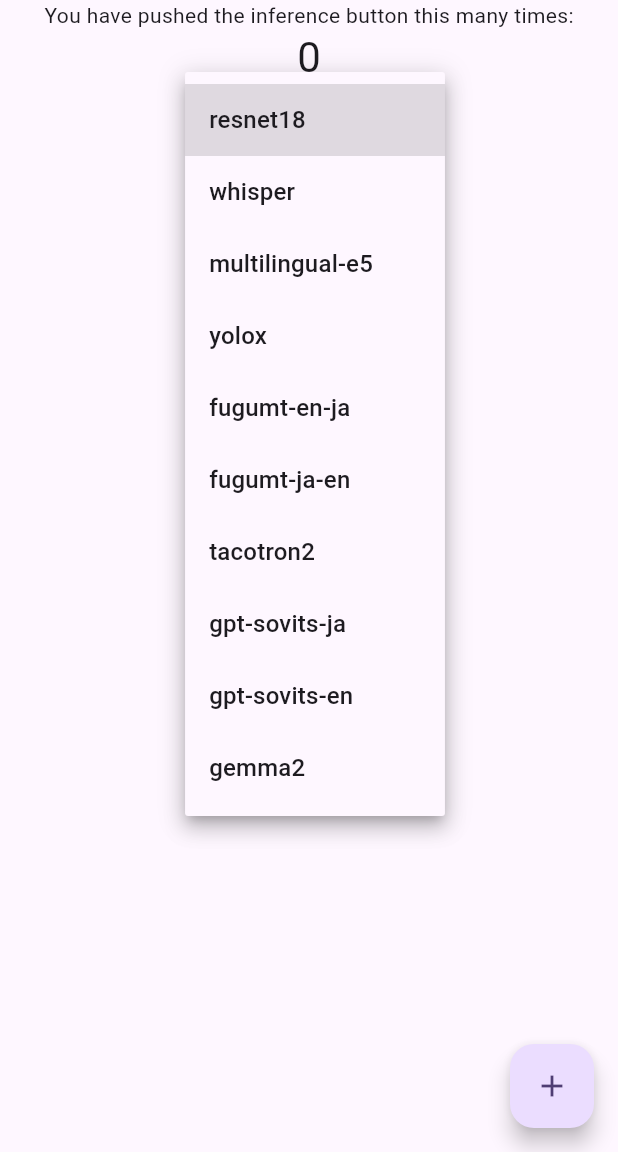
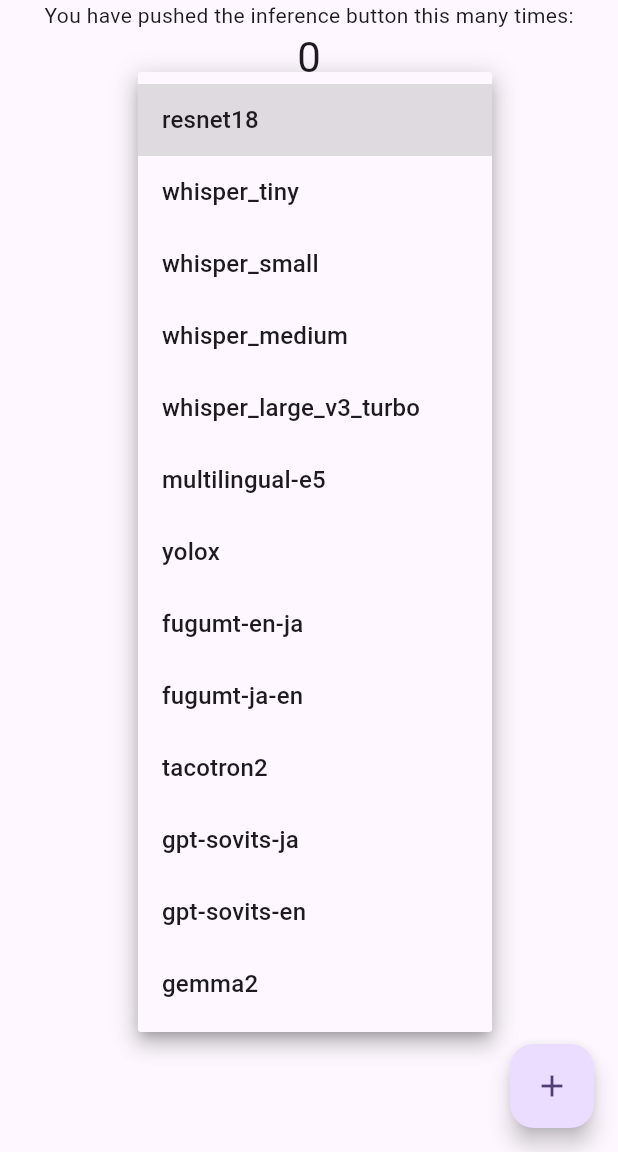
Before and after one commit to axinc-ai/ailia-models-flutter, a Flutter app: the screen it shows after launch, after a tap on "resnet18", on a phone screen of 412 x 824 dp, the part 84-1236 px from its top. Run offline on Flutter 3.47's test engine with Material 3 defaults, Android fonts, the phone set to English and light mode, and no system bars; our stand-ins replace audioplayers; missing offline and left inert: ailia, ailia_llm, ailia_speech, ailia_tokenizer, ailia_voice, wav.

Commit message:
Implement multiple whisper models

```diff
--- a/lib/audio_processing/whisper.dart
+++ b/lib/audio_processing/whisper.dart
@@ -10,12 +10,61 @@ import 'package:ailia_speech/ailia_speech_model.dart';
 class AudioProcessingWhisper {
   final AiliaSpeechModel _ailiaSpeechModel = AiliaSpeechModel();
 
+  List<String> getModelList(String type){
+    List<String> modelList = List<String>.empty(growable: true);
+
+    modelList.add("silero_vad");
+    modelList.add("silero_vad.onnx");
+
+    if (type == "whisper_tiny"){
+      modelList.add("whisper");
+      modelList.add("encoder_tiny.opt3.onnx");
+      modelList.add("whisper");
+      modelList.add("decoder_tiny_fix_kv_cache.opt3.onnx");
+    }
+    if (type == "whisper_small"){
+      modelList.add("whisper");
+      modelList.add("encoder_small.opt3.onnx");
+      modelList.add("whisper");
+      modelList.add("decoder_small_fix_kv_cache.opt3.onnx");
+    }
+    if (type == "whisper_medium"){
+      modelList.add("whisper");
+      modelList.add("encoder_medium.opt3.onnx");
+      modelList.add("whisper");
+      modelList.add("decoder_medium_fix_kv_cache.opt3.onnx");
+    }
+    if (type == "whisper_large_v3_turbo"){
+      modelList.add("whisper");
+      modelList.add("encoder_large_v3_turbo.onnx");
+      modelList.add("whisper");
+      modelList.add("decoder_large_v3_turbo_fix_kv_cache.opt3.onnx");
+      modelList.add("whisper");
+      modelList.add("encoder_large_v3_turbo_weights.pb");
+    }
+
+    return modelList;
+  }
   void _intermediateCallback(String text){
   }
 
-  Future<String> transcribe(Wav wav, File onnx_encoder_file, File onnx_decoder_file, int env_id) async{
+  Future<String> transcribe(Wav wav, File onnx_encoder_file, File onnx_decoder_file, File vad_file, int env_id, String type) async{
     _ailiaSpeechModel.create(false, false, env_id);
-    _ailiaSpeechModel.open(onnx_encoder_file, onnx_decoder_file, null, "auto", ailia_speech_dart.AILIA_SPEECH_MODEL_TYPE_WHISPER_MULTILINGUAL_TINY);
+    int typeId = 0;
+    if (type == "whisper_tiny"){
+      typeId = ailia_speech_dart.AILIA_SPEECH_MODEL_TYPE_WHISPER_MULTILINGUAL_TINY;
+    }
+    if (type == "whisper_small"){
+      typeId = ailia_speech_dart.AILIA_SPEECH_MODEL_TYPE_WHISPER_MULTILINGUAL_SMALL;
+    }
+    if (type == "whisper_medium"){
+      typeId = ailia_speech_dart.AILIA_SPEECH_MODEL_TYPE_WHISPER_MULTILINGUAL_MEDIUM;
+    }
+    if (type == "whisper_large_v3_turbo"){
+      typeId = ailia_speech_dart.AILIA_SPEECH_MODEL_TYPE_WHISPER_MULTILINGUAL_LARGE_V3;
+    }
+    String lang = "auto"; // auto or ja
+    _ailiaSpeechModel.open(onnx_encoder_file, onnx_decoder_file, vad_file, lang, typeId);
 
     List<double> pcm = List<double>.empty(growable: true);
 
@@ -26,9 +75,9 @@ class AudioProcessingWhisper {
     }
 
     //_ailiaSpeechModel.setIntermediateCallback(_intermediateCallback);
+
     _ailiaSpeechModel.pushInputData(pcm, wav.samplesPerSecond, wav.channels.length);
-
-    _ailiaSpeechModel.finalizeInputData();
+    _ailiaSpeechModel.finalizeInputData(); // for one shot
 
     String transcribe_result = "";
 
@@ -37,7 +86,6 @@ class AudioProcessingWhisper {
       transcribe_result = transcribe_result + texts[i].text;
     }
 
-
     _ailiaSpeechModel.close();
 
     return transcribe_result;
--- a/lib/main.dart
+++ b/lib/main.dart
@@ -118,8 +118,11 @@ class _MyHomePageState extends State<MyHomePage> {
     case "resnet18":
       _ailiaImageClassificationResNet18();
       break;
-    case "whisper":
-      _ailiaAudioProcessingWhisper();
+    case "whisper_tiny":
+    case "whisper_small":
+    case "whisper_medium":
+    case "whisper_large_v3_turbo":
+      _ailiaAudioProcessingWhisper(isSelectedItem!);
       break;
     case "multilingual-e5":
       _ailiaNaturalLanguageProcessingMultilingualE5();
@@ -301,18 +304,20 @@ class _MyHomePageState extends State<MyHomePage> {
     );
   }
 
-  void _ailiaAudioProcessingWhisper() async{
+  void _ailiaAudioProcessingWhisper(String modelType) async{
     ByteData data = await rootBundle.load("assets/demo.wav");
     final wav = await Wav.read(data.buffer.asUint8List());
+    AudioProcessingWhisper whisper = AudioProcessingWhisper();
+    List<String> modelList = whisper.getModelList(modelType);
     _displayDownloadBegin();
-    downloadModel("https://storage.googleapis.com/ailia-models/whisper/encoder_tiny.opt3.onnx", "encoder_tiny.opt3.onnx", (onnx_encoder_file) {
-      downloadModel("https://storage.googleapis.com/ailia-models/whisper/decoder_tiny_fix_kv_cache.opt3.onnx", "decoder_tiny_fix_kv_cache.opt3.onnx", (onnx_decoder_file) async {
-        _displayDownloadEnd();
-        AudioProcessingWhisper whisper = AudioProcessingWhisper();
-        String text = await whisper.transcribe(wav, onnx_encoder_file, onnx_decoder_file, ailia_dart.AILIA_ENVIRONMENT_ID_AUTO);
-        setState(() {
-          predict_result = text;
-        });
+    downloadModelFromModelList(0, modelList, () async {
+      _displayDownloadEnd();
+      File vad_file = File(await getModelPath(modelList[1]));
+      File onnx_encoder_file = File(await getModelPath(modelList[3]));
+      File onnx_decoder_file = File(await getModelPath(modelList[5]));
+      String text = await whisper.transcribe(wav, onnx_encoder_file, onnx_decoder_file, vad_file, ailia_dart.AILIA_ENVIRONMENT_ID_AUTO, modelType);
+      setState(() {
+        predict_result = text;
       });
     });
   }
@@ -450,8 +455,20 @@ class _MyHomePageState extends State<MyHomePage> {
                   value: 'resnet18',
                 ),
                 DropdownMenuItem(
-                  child: Text('whisper'),
-                  value: 'whisper',
+                  child: Text('whisper_tiny'),
+                  value: 'whisper_tiny',
+                ),
+                DropdownMenuItem(
+                  child: Text('whisper_small'),
+                  value: 'whisper_small',
+                ),
+                DropdownMenuItem(
+                  child: Text('whisper_medium'),
+                  value: 'whisper_medium',
+                ),
+                DropdownMenuItem(
+                  child: Text('whisper_large_v3_turbo'),
+                  value: 'whisper_large_v3_turbo',
                 ),
                 DropdownMenuItem(
                   child: Text('multilingual-e5'),
```
Also changed, not shown: pubspec.lock.
